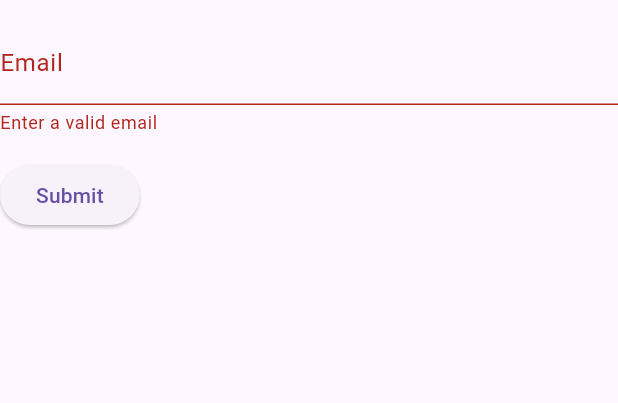
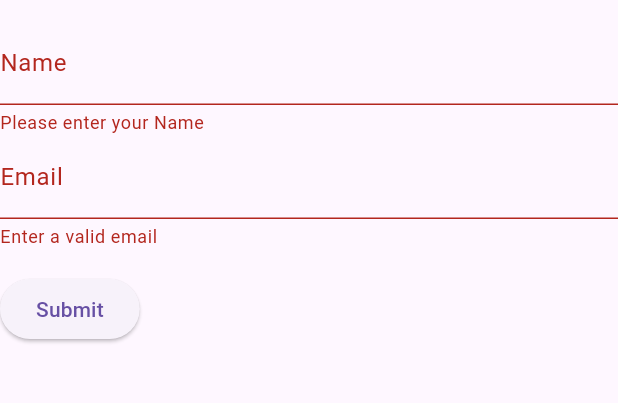
Before and after one commit to Ikran21/Inclass10, a Flutter app: the screen it shows after launch, after a tap on "Submit", on a phone screen of 412 x 824 dp, the part 63-466 px from its top. Run offline on Flutter 3.47's test engine with Material 3 defaults, Android fonts, the phone set to English and light mode, and no system bars.

Commit message:
name field

```diff
--- a/lib/main.dart
+++ b/lib/main.dart
@@ -48,6 +48,16 @@ class MyCustomFormState extends State<MyCustomForm> {
         crossAxisAlignment: CrossAxisAlignment.start,
         children: [
           TextFormField(
+            decoration: InputDecoration(labelText: 'Name'),
+            // The validator receives the text that the user has entered.
+            validator: (value) {
+              if (value == null || value.isEmpty) {
+                return 'Please enter your Name';
+              }
+              return null;
+            },
+          ),
+          TextFormField(
             decoration: InputDecoration(labelText: 'Email'),
             validator: (value) {
               if (value == null || value.isEmpty || !value.contains('@')) {
@@ -56,6 +66,7 @@ class MyCustomFormState extends State<MyCustomForm> {
               return null;
             },
           ),
+
           Padding(
             padding: const EdgeInsets.symmetric(vertical: 16),
             child: ElevatedButton(
```
